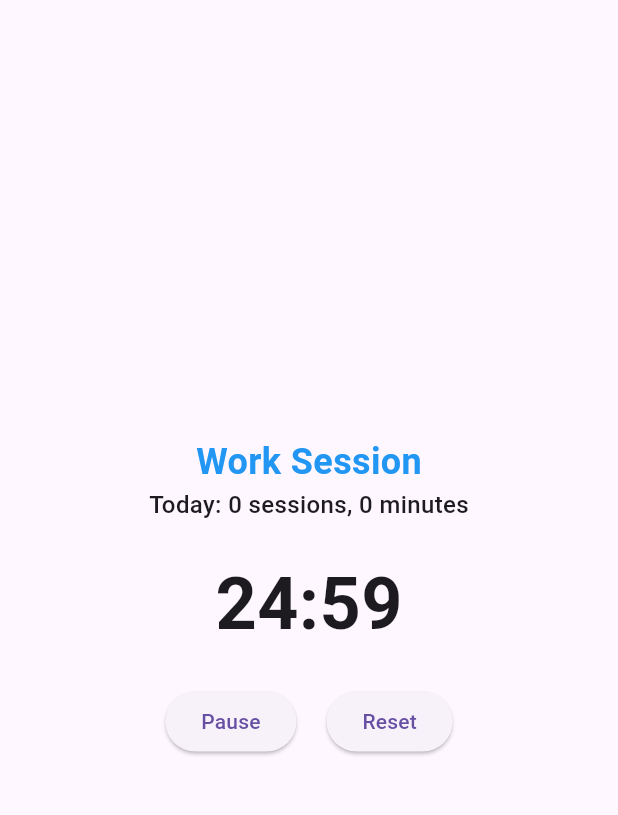
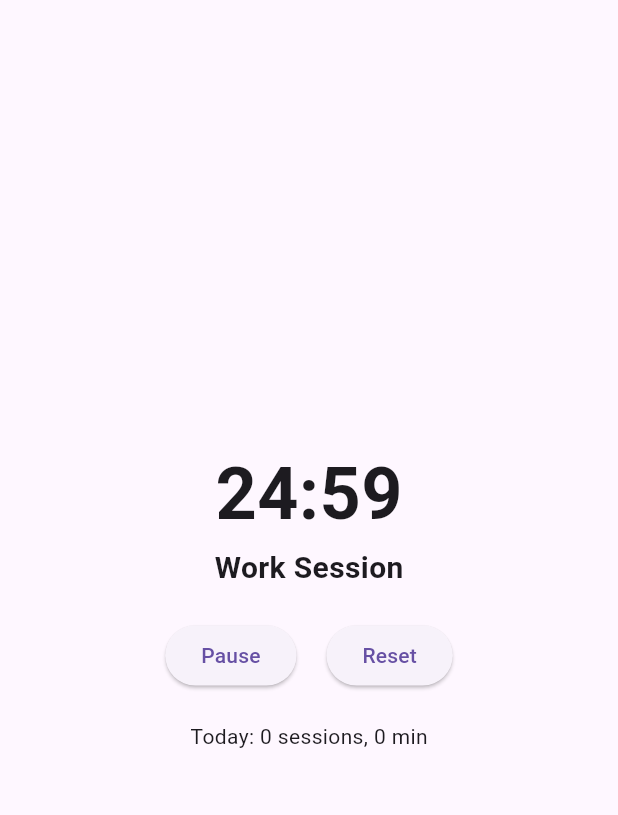
Before and after one commit to lazuardi-kipidapp/pomodoro_timer, a Flutter app: the screen it shows after launch, after a tap on "Start", on a phone screen of 412 x 824 dp, the part 63-878 px from its top. Run offline on Flutter 3.47's test engine with Material 3 defaults, Android fonts, the phone set to English and light mode, and no system bars; our stand-ins replace awesome_notifications, shared_preferences.

Commit message:
completed feature

```diff
--- a/lib/controllers/summary_controller.dart
+++ b/lib/controllers/summary_controller.dart
@@ -1,10 +1,12 @@
 import 'package:shared_preferences/shared_preferences.dart';
+import 'package:intl/intl.dart';
 
 class SummaryController {
   static late SharedPreferences _prefs;
 
   static Future<void> init() async {
     _prefs = await SharedPreferences.getInstance();
+    _checkAndResetDailySummary();
   }
 
   static void recordWorkSession(int minutes) {
@@ -27,6 +29,29 @@ class SummaryController {
     };
   }
 
+  static void saveTimerSettings(int workDuration, int breakDuration) {
+    _prefs.setInt('work_duration', workDuration);
+    _prefs.setInt('break_duration', breakDuration);
+  }
+
+  static Map<String, int> getTimerSettings() {
+    return {
+      'work_duration': _prefs.getInt('work_duration') ?? 25 * 60,
+      'break_duration': _prefs.getInt('break_duration') ?? 5 * 60,
+    };
+  }
+
+  static void _checkAndResetDailySummary() {
+    String today = DateFormat('yyyy-MM-dd').format(DateTime.now());
+    String lastUsedDate = _prefs.getString('last_used_date') ?? '';
+
+    if (today != lastUsedDate) {
+      _prefs.setString('last_used_date', today);
+      _prefs.setInt('daily_sessions', 0);
+      _prefs.setInt('daily_time', 0);
+    }
+  }
+
   static void _increment(String key, [int value = 1]) {
     int current = _prefs.getInt(key) ?? 0;
     _prefs.setInt(key, current + value);
--- a/lib/main.dart
+++ b/lib/main.dart
@@ -2,12 +2,10 @@ import 'package:flutter/material.dart';
 import 'package:pomodoro_timer/screens/timer_screen.dart';
 import 'package:pomodoro_timer/screens/summary_screen.dart';
 import 'package:pomodoro_timer/controllers/summary_controller.dart';
-import 'package:pomodoro_timer/services/notification_service.dart';
 
 void main() async {
   WidgetsFlutterBinding.ensureInitialized();
   await SummaryController.init();
-  await NotificationService().initializeNotifications();
   runApp(const PomodoroTimerApp());
 }
 
--- a/lib/screens/timer_screen.dart
+++ b/lib/screens/timer_screen.dart
@@ -1,4 +1,3 @@
-
 import 'dart:async';
 import 'package:flutter/material.dart';
 import 'package:pomodoro_timer/utils/strings.dart';
@@ -25,7 +24,14 @@ class _TimerScreenState extends State<TimerScreen> {
   @override
   void initState() {
     super.initState();
-    timerModel = TimerModel(workDuration: 25 * 60, breakDuration: 5 * 60, remainingTime: 25 * 60, isWorkSession: true);
+    Map<String, int> settings = SummaryController.getTimerSettings();
+    timerModel = TimerModel(
+      workDuration: settings['work_duration']!,
+      breakDuration: settings['break_duration']!,
+      remainingTime: settings['work_duration']!,
+      isWorkSession: true,
+    );
+    _notificationService.initializeNotifications();
   }
 
   void _startTimer() {
@@ -36,7 +42,7 @@ class _TimerScreenState extends State<TimerScreen> {
       } else {
         _notificationService.showNotification(timerModel.isWorkSession);
         if (timerModel.isWorkSession) {
-          SummaryController.recordWorkSession(25);
+          SummaryController.recordWorkSession(timerModel.workDuration ~/ 60);
         }
         _switchSession();
       }
@@ -71,19 +77,19 @@ class _TimerScreenState extends State<TimerScreen> {
         initialBreakDuration: timerModel.breakDuration,
       ),
     );
-
     if (result != null) {
       setState(() {
         timerModel.workDuration = result['work']!;
         timerModel.breakDuration = result['break']!;
-      timerModel.remainingTime = timerModel.isWorkSession ? timerModel.workDuration : timerModel.breakDuration;
+        timerModel.remainingTime = timerModel.workDuration;
       });
+      SummaryController.saveTimerSettings(timerModel.workDuration, timerModel.breakDuration);
     }
   }
 
   @override
   Widget build(BuildContext context) {
-    final summary = SummaryController.getSummary();
+    Map<String, dynamic> dailySummary = SummaryController.getSummary()['daily']!;
     return Scaffold(
       appBar: AppBar(
         title: const Text(Strings.pomodoroTimerTitle),
@@ -103,16 +109,11 @@ class _TimerScreenState extends State<TimerScreen> {
         child: Column(
           mainAxisAlignment: MainAxisAlignment.center,
           children: [
+            TimerDisplay(timeInSeconds: timerModel.remainingTime),
             Text(
               timerModel.isWorkSession ? 'Work Session' : 'Break Session',
-            style: const TextStyle(fontSize: 24, fontWeight: FontWeight.bold, color: Colors.blue),
+              style: const TextStyle(fontSize: 20, fontWeight: FontWeight.bold),
             ),
-            Text(
-              'Today: ${summary['daily']?['sessions']} sessions, ${summary['daily']?['time']} minutes',
-              style: const TextStyle(fontSize: 16, fontWeight: FontWeight.w500),
-            ),
-            const SizedBox(height: 20),
-            TimerDisplay(timeInSeconds: timerModel.remainingTime),
             const SizedBox(height: 20),
             TimerButtons(
               isRunning: isRunning,
@@ -120,6 +121,8 @@ class _TimerScreenState extends State<TimerScreen> {
               onStop: _stopTimer,
               onReset: _resetTimer,
             ),
+            const SizedBox(height: 20),
+            Text('Today: ${dailySummary['sessions']} sessions, ${dailySummary['time']} min'),
           ],
         ),
       ),
```
Lines whose indentation alone changed are shown as unchanged.
